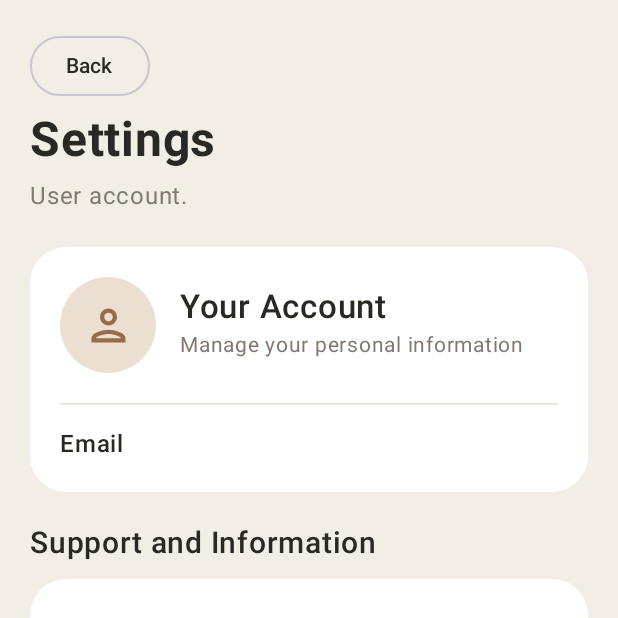
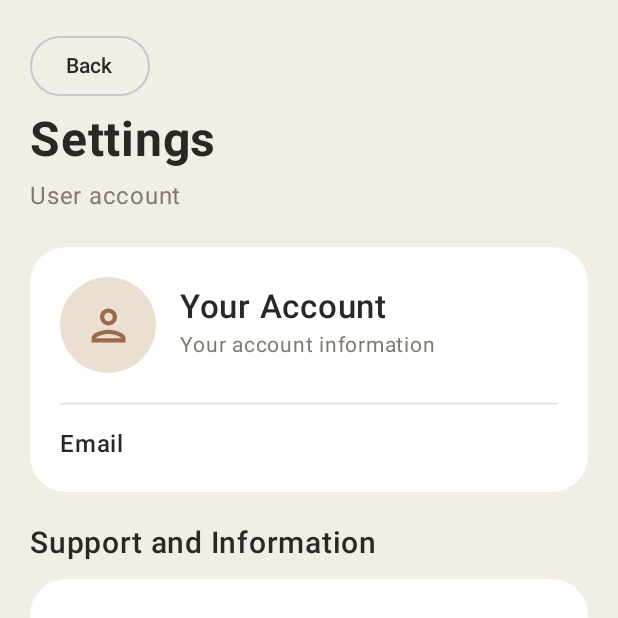
Before and after one commit to JmDacode/RenChit-application, an Android app built with Jetpack Compose: the SettingsScreen screen opened through its navigation route, on a phone screen of 412 x 824 dp, the top half of it. Run offline under Robolectric (Android 15) with nearby library versions, the phone set to English and light mode, and no system bars; our stand-ins replace Firebase (no records; nobody signed in at launch, a user with empty details on screens opened directly).

Commit message:
Final version v1

```diff
--- a/app/src/main/java/com/example/renchityourstartupautoguide/screens/SettingsScreen.kt
+++ b/app/src/main/java/com/example/renchityourstartupautoguide/screens/SettingsScreen.kt
@@ -66,7 +66,7 @@ fun SettingsScreen(
             )
 
             Text(
-                text = "User account.",
+                text = "User account",
                 fontSize = 16.sp,
                 color = SettingsMuted
             )
@@ -102,7 +102,7 @@ fun SettingsScreen(
                         color = SettingsText
                     )
                     Text(
-                        text = "Manage your personal information",
+                        text = "Your account information",
                         fontSize = 14.sp,
                         color = SettingsMuted
                     )
```
